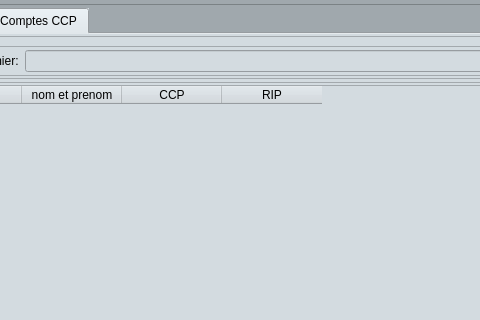
Above: ui/main_ui.ui from otmanLAHRECHE/CCP_cheker before the change; both pictures show x 108 to 588 and y 0 to 320 of the 950 by 640 pixel window. Below: the same form after it.
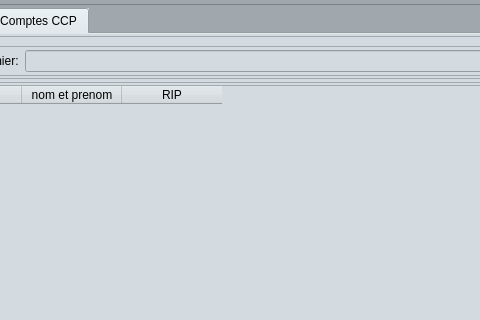
That is the form after the change. The open tabs and pages were chosen to show the change.

Patch:
```diff
--- a/ui/main_ui.ui
+++ b/ui/main_ui.ui
@@ -1256,11 +1256,6 @@
                         <string>nom et prenom</string>
                        </property>
                       </column>
-                      <column>
-                       <property name="text">
-                        <string>CCP</string>
-                       </property>
-                      </column>
                       <column>
                        <property name="text">
                         <string>RIP</string>
```
